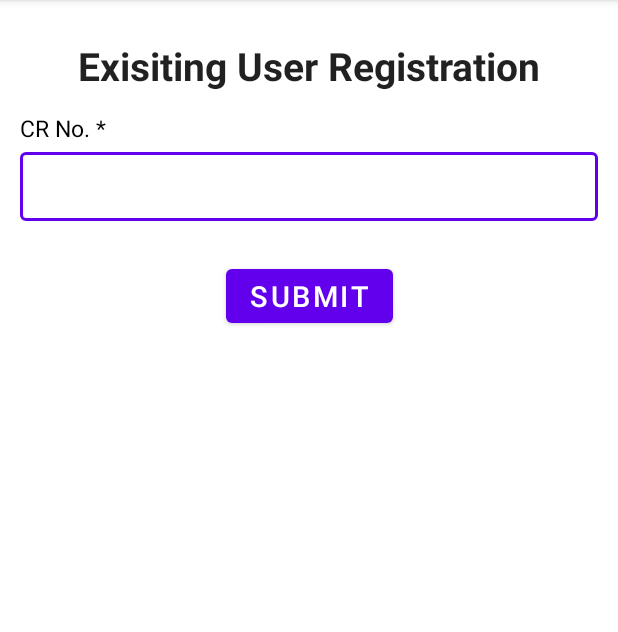
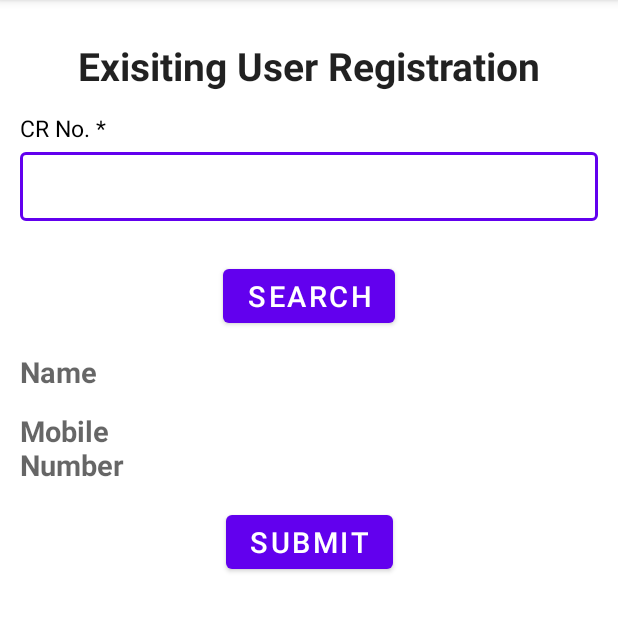
Before and after one commit to ken1000minus7/Patient-Registration, an Android app: the ExistingUserActivity screen opened directly, with no data from a screen before it, on a phone screen of 412 x 824 dp, the part 84-716 px from its top. Run offline under Robolectric (Android 15) with nearby library versions, the phone set to English and light mode, and no system bars; our stand-ins replace Dagger/Hilt's generated code, sdp/ssp sizes; network calls fail; 1 statement that could not run was skipped.

Commit message:
added some improvements

```diff
--- a/app/src/main/java/org/hmispb/patientregistration/ExistingUserActivity.kt
+++ b/app/src/main/java/org/hmispb/patientregistration/ExistingUserActivity.kt
@@ -30,7 +30,24 @@ class ExistingUserActivity : AppCompatActivity() {
         patientViewModel = ViewModelProvider(this)[PatientViewModel::class.java]
         val loginPreferences = getSharedPreferences(Utils.LOGIN_RESPONSE_PREF, MODE_PRIVATE)
 
+        binding.btnSearch.setOnClickListener {
+            lifecycleScope.launch{
+                val oldCr = binding.crno.text.toString()
+                val patient = patientViewModel.searchPatientByCRNumber(oldCr)
+                if (patient!=null) {
+                    binding.name.text = patient.patFirstName + " "+ patient.patMiddleName + " "+ patient.patLastName
+                    binding.mobNum.text = patient.patAddMobileNo.toString()
+                } else {
+                    Toast.makeText(this@ExistingUserActivity, "Wrong CR number", Toast.LENGTH_SHORT).show()
+                }
+            }
+        }
+
         binding.btnSubmit.setOnClickListener {
+            if (binding.name.text.isEmpty()){
+                Toast.makeText(this, "Please Enter CR number", Toast.LENGTH_SHORT).show()
+            }
+            else {
             lifecycleScope.launch  {
                 val oldCr = binding.crno.text.toString()
                 val patient = patientViewModel.searchPatientByCRNumber(oldCr)
@@ -77,6 +94,7 @@ class ExistingUserActivity : AppCompatActivity() {
                     dialog.setOnShowListener {
                         val crNo : TextView? = dialog.findViewById(R.id.new_cr_no)
                         val opdText: TextView? = dialog.findViewById(R.id.new_opd_no)
+
                         crNo?.text = newCr
                         opdText?.text = opdId
                     }
@@ -86,6 +104,7 @@ class ExistingUserActivity : AppCompatActivity() {
                 }
             }
         }
+        }
         patientViewModel.patientList.observe(this) {
             Log.d("hehehe",it.toString())
         }
--- a/app/src/main/java/org/hmispb/patientregistration/NewPatientActivity.kt
+++ b/app/src/main/java/org/hmispb/patientregistration/NewPatientActivity.kt
@@ -2,11 +2,13 @@ package org.hmispb.patientregistration
 
 import android.content.SharedPreferences
 import android.os.Bundle
+import android.telephony.PhoneNumberUtils
 import android.util.Log
 import android.view.LayoutInflater
 import android.widget.*
 import androidx.appcompat.app.AlertDialog
 import androidx.appcompat.app.AppCompatActivity
+import androidx.core.widget.addTextChangedListener
 import androidx.lifecycle.ViewModelProvider
 import com.google.gson.Gson
 import dagger.hilt.android.AndroidEntryPoint
@@ -38,7 +40,6 @@ class NewPatientActivity : AppCompatActivity() {
         val userID = hospitalAndUserIDPref.getString(USER_ID, "")
         val jsonString = resources!!.openRawResource(R.raw.data).bufferedReader().use { it.readText() }
         val data = Gson().fromJson(jsonString, Data::class.java)
-
         val ageUnits = arrayOf("Years","Months","Weeks","Days")
         val ageAdapter = ArrayAdapter(this,android.R.layout.simple_list_item_1,ageUnits)
         binding.ageUnits.adapter = ageAdapter
@@ -66,7 +67,8 @@ class NewPatientActivity : AppCompatActivity() {
                 binding.genderRadioGroup.checkedRadioButtonId==-1 ||
                 binding.street.text.isNullOrEmpty() ||
                 binding.city.text.isNullOrEmpty() ||
-                binding.number.text.isNullOrEmpty()
+                binding.number.text.isNullOrEmpty() ||
+                        binding.number.text.toString().length<10
             ) {
                 if(binding.firstName.text.isNullOrEmpty())
                     binding.firstName.error = "Required"
@@ -83,7 +85,11 @@ class NewPatientActivity : AppCompatActivity() {
                 if(binding.number.text.isNullOrEmpty())
                     binding.number.error = "Required"
 
-                Toast.makeText(this@NewPatientActivity,"One or more fields are empty",Toast.LENGTH_SHORT).show()
+                if(binding.number.text.toString().length<10){
+                    binding.number.error = "Phone number not valid"
+                }
+
+                Toast.makeText(this@NewPatientActivity,"One or more fields are empty or incorrect",Toast.LENGTH_SHORT).show()
 
                 return@setOnClickListener
             }
@@ -132,7 +138,7 @@ class NewPatientActivity : AppCompatActivity() {
                 patMotherName = binding.mother.text.toString(),
                 patAddCountryCodeId = data.country[binding.countries.selectedItemPosition].countryCode,
                 patAddStateCodeId = data.state[binding.states.selectedItemPosition].stateCode,
-                patAddMobileNo = java.lang.Long.parseLong(binding.number.text.toString())
+                patAddMobileNo = binding.number.text.toString().toLong()
             )
             patientViewModel.insertPatient(patient)
             sharedPreferences.edit()
--- a/app/src/main/res/layout/activity_existing_user.xml
+++ b/app/src/main/res/layout/activity_existing_user.xml
@@ -19,8 +19,6 @@
         app:layout_constraintTop_toTopOf="parent"
         android:layout_margin="@dimen/_20sdp"
         />
-
-
 
     <TextView
         android:id="@+id/crno_text"
@@ -56,6 +54,68 @@
     </com.google.android.material.textfield.TextInputLayout>
 
     <Button
+        android:id="@+id/btn_search"
+        android:layout_width="wrap_content"
+        android:layout_height="wrap_content"
+        android:layout_margin="@dimen/_20sdp"
+        android:text="Search"
+        android:textSize="@dimen/_15ssp"
+        app:layout_constraintEnd_toEndOf="parent"
+        app:layout_constraintStart_toStartOf="parent"
+        app:layout_constraintTop_toBottomOf="@+id/linearLayout" />
+
+    <TextView
+        android:id="@+id/textView5"
+        android:layout_width="@dimen/_100sdp"
+        android:layout_height="wrap_content"
+        android:layout_marginHorizontal="@dimen/_10sdp"
+        android:layout_marginVertical="@dimen/_10sdp"
+        android:text="Name"
+        android:textAppearance="@style/TextAppearance.AppCompat.Medium"
+        android:textSize="@dimen/_15ssp"
+        android:textStyle="bold"
+        app:layout_constraintStart_toStartOf="parent"
+        app:layout_constraintTop_toBottomOf="@+id/btn_search" />
+
+    <TextView
+        android:id="@+id/name"
+        android:layout_width="0dp"
+        android:layout_height="wrap_content"
+        android:layout_marginHorizontal="@dimen/_10sdp"
+        android:textAppearance="@style/TextAppearance.AppCompat.Medium"
+        android:textSize="@dimen/_15ssp"
+        android:textStyle="bold"
+        app:layout_constraintBottom_toBottomOf="@+id/textView5"
+        app:layout_constraintEnd_toEndOf="parent"
+        app:layout_constraintStart_toEndOf="@id/textView5"
+        app:layout_constraintTop_toTopOf="@+id/textView5" />
+
+    <TextView
+        android:id="@+id/textView6"
+        android:layout_width="@dimen/_100sdp"
+        android:layout_height="wrap_content"
+        android:layout_marginHorizontal="@dimen/_10sdp"
+        android:layout_marginVertical="@dimen/_10sdp"
+        android:text="Mobile Number"
+        android:textAppearance="@style/TextAppearance.AppCompat.Medium"
+        android:textSize="@dimen/_15ssp"
+        android:textStyle="bold"
+        app:layout_constraintStart_toStartOf="parent"
+        app:layout_constraintTop_toBottomOf="@+id/textView5" />
+
+    <TextView
+        android:id="@+id/mob_num"
+        android:layout_width="0dp"
+        android:layout_height="wrap_content"
+        android:layout_marginHorizontal="@dimen/_10sdp"
+        android:textAppearance="@style/TextAppearance.AppCompat.Medium"
+        android:textSize="@dimen/_15ssp"
+        android:textStyle="bold"
+        app:layout_constraintBottom_toBottomOf="@+id/textView6"
+        app:layout_constraintEnd_toEndOf="parent"
+        app:layout_constraintStart_toEndOf="@id/textView6"
+        app:layout_constraintTop_toTopOf="@+id/textView6" />
+    <Button
         android:id="@+id/btn_submit"
         android:layout_width="wrap_content"
         android:layout_height="wrap_content"
@@ -64,6 +124,6 @@
         android:textSize="@dimen/_15ssp"
         app:layout_constraintEnd_toEndOf="parent"
         app:layout_constraintStart_toStartOf="parent"
-        app:layout_constraintTop_toBottomOf="@+id/linearLayout" />
+        app:layout_constraintTop_toBottomOf="@+id/mob_num" />
 
 </androidx.constraintlayout.widget.ConstraintLayout>
--- a/app/src/main/res/layout/activity_new_patient.xml
+++ b/app/src/main/res/layout/activity_new_patient.xml
@@ -139,6 +139,7 @@
                         android:id="@+id/age"
                         android:layout_width="match_parent"
                         android:layout_height="match_parent"
+                        android:maxLength="3"
                         android:ems="10"
                         android:inputType="number"
                         android:padding="10dp" />
@@ -399,7 +400,10 @@
                     android:id="@+id/number"
                     android:layout_width="match_parent"
                     android:layout_height="match_parent"
+                    android:digits="0123456789+"
                     android:ems="10"
+
+                    android:maxLength="10"
                     android:inputType="phone"
                     android:padding="10dp" />
             </com.google.android.material.textfield.TextInputLayout>
```
